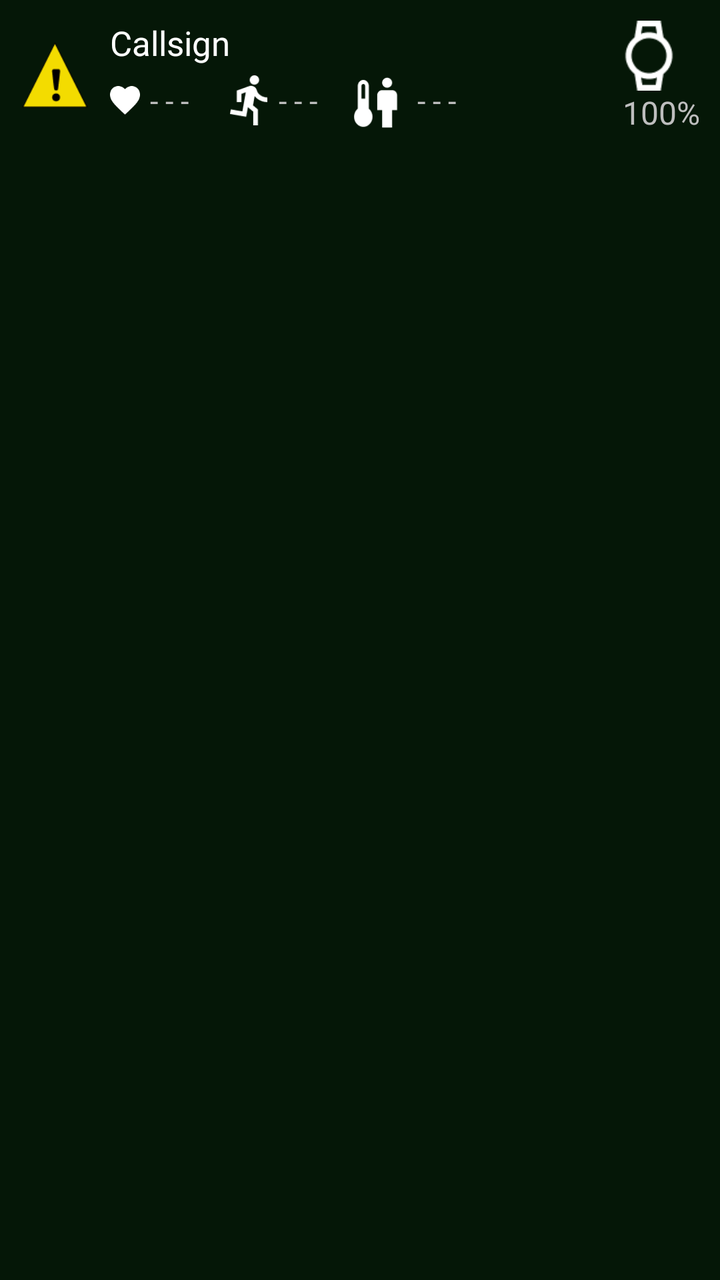
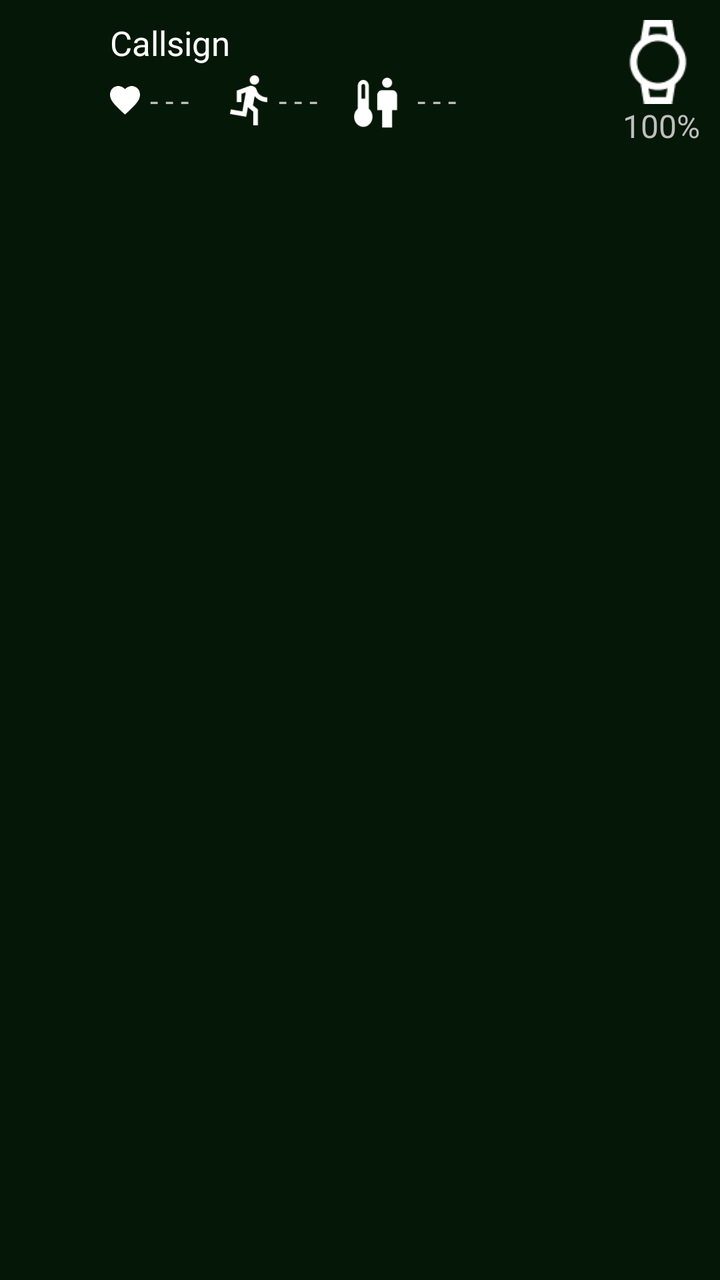

The first picture is an Android layout as it rendered before a commit; the second is the same layout after the commit. The layout source and the unified diff follow.
<!-- AndroidManifest.xml: application theme AppTheme -->
<!-- res/layout/custom_list_view.xml -->
<?xml version="1.0" encoding="utf-8"?>
<LinearLayout
    xmlns:android="http://schemas.android.com/apk/res/android"
    xmlns:tools="http://schemas.android.com/tools"
    android:layout_width="match_parent"
    android:layout_height="wrap_content"
    android:orientation="horizontal"
    android:paddingVertical="10dp"
    tools:ignore="UselessParent"
    android:background="@color/greenbg"
    style="@style/AppTheme">

    <ImageView
        android:id="@+id/alertIcon"
        android:layout_width="55dp"
        android:layout_height="55dp"
        android:padding="10dp"
        android:src="@drawable/danger"
        tools:ignore="ContentDescription"
        android:visibility="visible"/>

    <RelativeLayout
        android:layout_width="wrap_content"
        android:layout_height="wrap_content"
        android:gravity="center_vertical"
        android:orientation="horizontal">

        <TextView
            android:id="@+id/textCallsign"
            android:layout_width="wrap_content"
            android:layout_height="wrap_content"
            android:textSize="17sp"
            android:text="Callsign"
            android:textColor="@color/white"
            tools:ignore="RtlHardcoded"/>

        <ImageView
            android:id="@+id/iconisFalsePositive"
            android:layout_width="20dp"
            android:layout_height="20dp"
            android:layout_below="@id/textCallsign"
            android:src="@drawable/isfalsepositive"
            android:layout_marginEnd="5dp"
            android:visibility="gone"/>

        <TextView
            android:id="@+id/textisFalsePositive"
            android:layout_width="wrap_content"
            android:layout_height="wrap_content"
            android:textSize="13sp"
            android:layout_below="@id/textCallsign"
            android:text="Band not worn properly, readings may be incorrect"
            android:textColor="@color/light_gray"
            android:layout_toEndOf="@id/iconisFalsePositive"
            tools:ignore="RtlHardcoded"
            android:paddingBottom="7dp"
            android:visibility="gone"/>

    <RelativeLayout
        android:layout_width="wrap_content"
        android:layout_height="wrap_content"
        android:layout_below="@id/textisFalsePositive"
        android:gravity="center_vertical">

        <ImageView
            android:id="@+id/iconHeartRate"
            android:layout_width="15dp"
            android:layout_height="15dp"
            android:src="@drawable/heartrate"
            android:layout_centerVertical="true"
            android:layout_marginEnd="5dp"/>

        <TextView
            android:id="@+id/textHeartRate"
            android:layout_width="wrap_content"
            android:layout_height="wrap_content"
            android:layout_toEndOf="@id/iconHeartRate"
            android:layout_centerVertical="true"
            android:textSize="15sp"
            tools:ignore="RtlHardcoded"
            android:text="- - -"
            android:layout_marginEnd="15dp" />

        <ImageView
            android:id="@+id/iconExertion"
            android:layout_width="30dp"
            android:layout_height="25dp"
            android:src="@drawable/exertion"
            android:layout_toEndOf="@id/textHeartRate"
            android:layout_centerVertical="true" />

        <TextView
            android:id="@+id/textExertion"
            android:layout_width="wrap_content"
            android:layout_height="wrap_content"
            android:layout_toEndOf="@id/iconExertion"
            android:layout_centerVertical="true"
            android:textSize="15sp"
            tools:ignore="RtlHardcoded"
            android:text="- - -"
            android:layout_marginEnd="15dp"/>

        <ImageView
            android:id="@+id/iconCoreBodyTemp"
            android:layout_width="35dp"
            android:layout_height="35dp"
            android:src="@drawable/corebodytemp"
            android:layout_toEndOf="@id/textExertion"
            android:layout_centerVertical="true" />

        <TextView
            android:id="@+id/textCoreBodyTemp"
            android:layout_width="wrap_content"
            android:layout_height="wrap_content"
            android:layout_toEndOf="@id/iconCoreBodyTemp"
            android:layout_centerVertical="true"
            android:textSize="15sp"
            tools:ignore="RtlHardcoded"
            android:text="- - -"/>
    </RelativeLayout>

    <RelativeLayout
        android:layout_width="wrap_content"
        android:layout_height="wrap_content"
        android:layout_centerVertical="true"
        android:layout_marginEnd="10dp">

        <ImageView
            android:id="@+id/iconSsband"
            android:layout_width="35dp"
            android:layout_height="35dp"
            android:src="@drawable/watch"
            android:layout_alignParentEnd="true"
            android:layout_marginEnd="8dp"/>

        <TextView
            android:id="@+id/textBattery"
            android:layout_width="wrap_content"
            android:layout_height="wrap_content"
            android:textSize="16sp"
            android:text="100%"
            android:layout_alignParentEnd="true"
            android:layout_below="@id/iconSsband"
            tools:ignore="RtlHardcoded"/>
    </RelativeLayout>

    </RelativeLayout>







</LinearLayout>
<!-- resources referenced by this layout -->
<resources>
  <color name="greenbg">#202BB73B</color>
  <color name="light_gray">#A3A3A3</color>
  <color name="white">#ffffff</color>
  <!-- drawable corebodytemp: png bitmap (drawable, 1040 bytes) -->
  <!-- drawable danger: png bitmap (drawable, 1175 bytes) -->
  <!-- drawable exertion: png bitmap (drawable, 981 bytes) -->
  <!-- drawable heartrate: png bitmap (drawable, 771 bytes) -->
  <!-- drawable isfalsepositive: png bitmap (drawable, 2277 bytes) -->
  <!-- drawable watch: png bitmap (drawable, 995 bytes) -->
  <style name="AppTheme" parent="@android:style/Theme.Holo">
          <item name="android:buttonStyle">@android:style/Widget.Button</item>
          <item name="android:imageButtonStyle">@android:style/Widget.Button</item>
          <item name="android:buttonStyleToggle">@android:style/Widget.Button</item>
          <item name="android:spinnerStyle">@style/ATAKSpinner</item>
          <item name="android:spinnerItemStyle">@style/ATAKSpinnerItem</item>
          <item name="android:editTextStyle">@style/ATAKEditText</item>
      </style>
  <style name="ATAKSpinner" parent="@android:style/Widget.Spinner">
          <item name="android:spinnerMode">dialog</item>
      </style>
  <style name="ATAKSpinnerItem" parent="@style/AppTheme">
          <item name="android:textColor">@android:color/black</item>
      </style>
  <style name="ATAKEditText" parent="@android:style/Widget.EditText">
          
          
  
          
          <item name="android:imeOptions">flagNoFullscreen</item>
      </style>
</resources>

<!-- the commit's change to res/layout/custom_list_view.xml (unified diff, before → after) -->
@@ -17,7 +17,7 @@
         android:padding="10dp"
         android:src="@drawable/danger"
         tools:ignore="ContentDescription"
-        android:visibility="visible"/>
+        android:visibility="invisible"/>
 
     <RelativeLayout
         android:layout_width="wrap_content"
@@ -127,11 +127,10 @@
 
         <ImageView
             android:id="@+id/iconSsband"
-            android:layout_width="35dp"
-            android:layout_height="35dp"
+            android:layout_width="42dp"
+            android:layout_height="42dp"
             android:src="@drawable/watch"
-            android:layout_alignParentEnd="true"
-            android:layout_marginEnd="8dp"/>
+            android:layout_alignParentEnd="true"/>
 
         <TextView
             android:id="@+id/textBattery"
